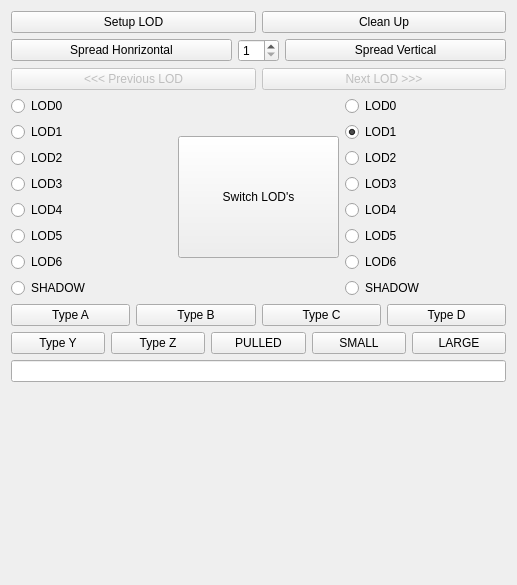
The window that Maya_Tools/Developer/Main/MODULE/LODTools/UI/LODTools.ui (code-google-com/mayatools) describes before a commit, drawn with Qt 5.
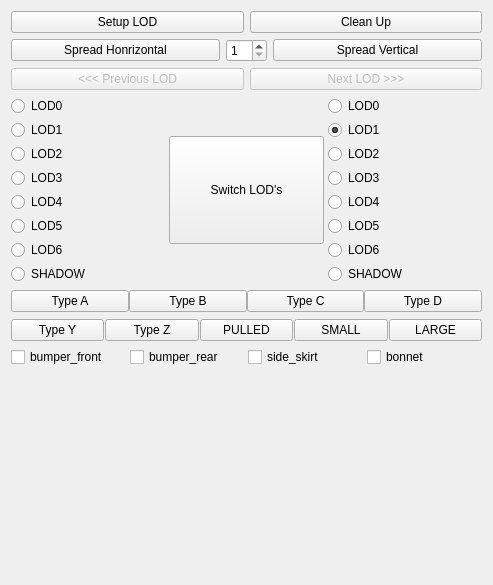
The same window after the commit.

Diff of the .ui file:
```diff
--- a/Maya_Tools/Developer/Main/MODULE/LODTools/UI/LODTools.ui
+++ b/Maya_Tools/Developer/Main/MODULE/LODTools/UI/LODTools.ui
@@ -6,7 +6,7 @@
    <rect>
     <x>0</x>
     <y>0</y>
-    <width>517</width>
+    <width>493</width>
     <height>585</height>
    </rect>
   </property>
@@ -111,6 +111,9 @@
    </item>
    <item>
     <layout class="QHBoxLayout" name="horizontalLayout_2">
+     <property name="spacing">
+      <number>4</number>
+     </property>
      <item>
       <layout class="QVBoxLayout" name="verticalLayout">
        <item>
@@ -314,6 +317,12 @@
    </item>
    <item>
     <layout class="QHBoxLayout" name="horizontalLayout_3">
+     <property name="spacing">
+      <number>0</number>
+     </property>
+     <property name="bottomMargin">
+      <number>1</number>
+     </property>
      <item>
       <widget class="QPushButton" name="btnLOD0">
        <property name="text">
@@ -370,6 +379,9 @@
    </item>
    <item>
     <layout class="QHBoxLayout" name="horizontalLayout_4">
+     <property name="spacing">
+      <number>1</number>
+     </property>
      <item>
       <widget class="QPushButton" name="btnLOD4">
        <property name="text">
@@ -438,7 +450,63 @@
     </layout>
    </item>
    <item>
-    <widget class="QLineEdit" name="ldtException"/>
+    <layout class="QHBoxLayout" name="horizontalLayout_5">
+     <property name="spacing">
+      <number>3</number>
+     </property>
+     <item>
+      <widget class="QCheckBox" name="checkBox">
+       <property name="sizePolicy">
+        <sizepolicy hsizetype="Preferred" vsizetype="Fixed">
+         <horstretch>0</horstretch>
+         <verstretch>0</verstretch>
+        </sizepolicy>
+       </property>
+       <property name="text">
+        <string>bumper_front</string>
+       </property>
+      </widget>
+     </item>
+     <item>
+      <widget class="QCheckBox" name="checkBox_2">
+       <property name="sizePolicy">
+        <sizepolicy hsizetype="Preferred" vsizetype="Fixed">
+         <horstretch>0</horstretch>
+         <verstretch>0</verstretch>
+        </sizepolicy>
+       </property>
+       <property name="text">
+        <string>bumper_rear</string>
+       </property>
+      </widget>
+     </item>
+     <item>
+      <widget class="QCheckBox" name="checkBox_3">
+       <property name="sizePolicy">
+        <sizepolicy hsizetype="Preferred" vsizetype="Fixed">
+         <horstretch>0</horstretch>
+         <verstretch>0</verstretch>
+        </sizepolicy>
+       </property>
+       <property name="text">
+        <string>side_skirt</string>
+       </property>
+      </widget>
+     </item>
+     <item>
+      <widget class="QCheckBox" name="checkBox_4">
+       <property name="sizePolicy">
+        <sizepolicy hsizetype="Preferred" vsizetype="Fixed">
+         <horstretch>0</horstretch>
+         <verstretch>0</verstretch>
+        </sizepolicy>
+       </property>
+       <property name="text">
+        <string>bonnet</string>
+       </property>
+      </widget>
+     </item>
+    </layout>
    </item>
    <item>
     <spacer name="verticalSpacer_3">
```
